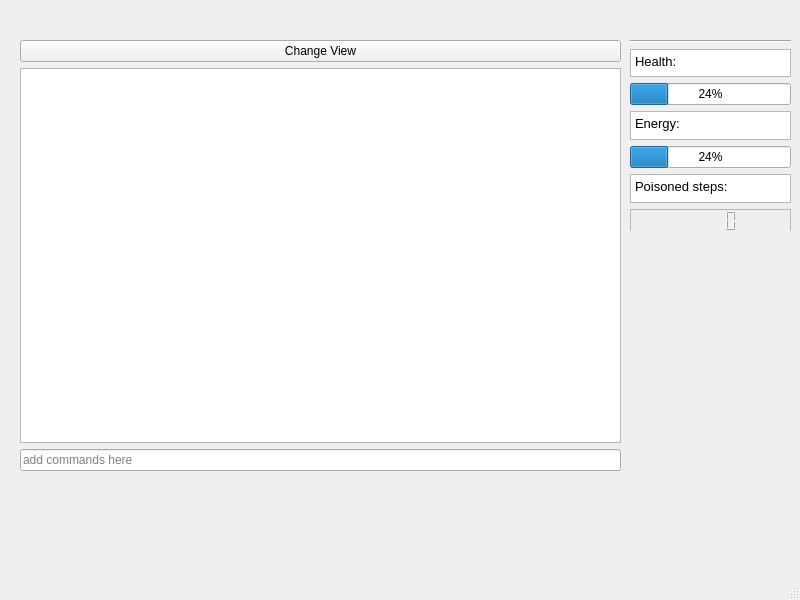
Above: mainwindow.ui from alken01/MP22-Team-c9-FA before the change. Below: the same form after it.
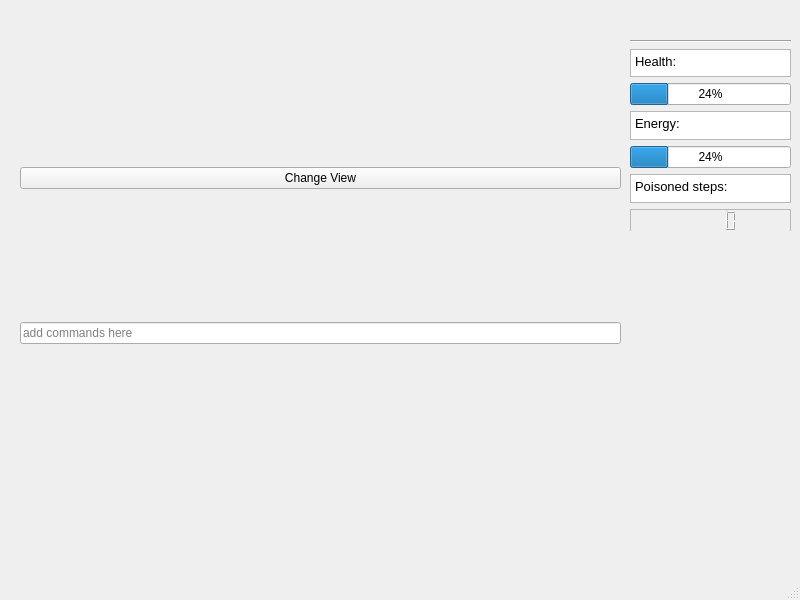
That is the form after the change.

```diff
--- a/mainwindow.ui
+++ b/mainwindow.ui
@@ -347,11 +347,7 @@
       </widget>
      </item>
      <item>
-      <widget class="QGraphicsView" name="graphicsView">
-       <property name="alignment">
-        <set>Qt::AlignLeading|Qt::AlignLeft|Qt::AlignTop</set>
-       </property>
-      </widget>
+      <layout class="QVBoxLayout" name="verticalLayout_2"/>
      </item>
      <item>
       <widget class="QLineEdit" name="lineEdit">
```
